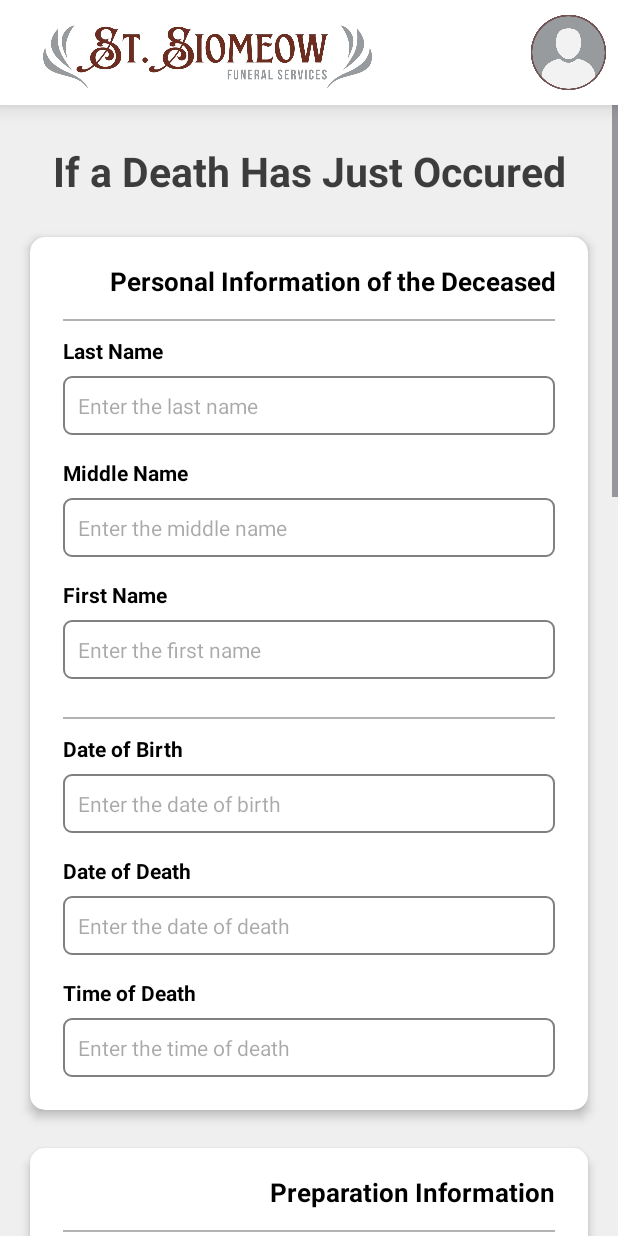
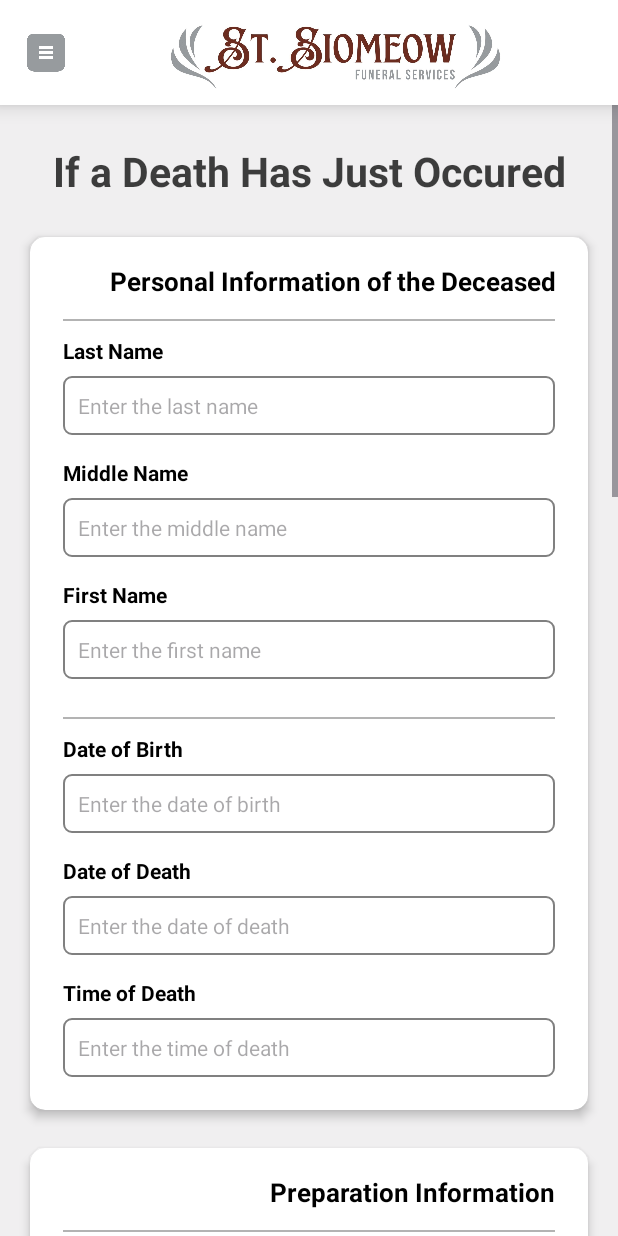
Before and after one commit to ShunMeizz/copyyMobDev, an Android app: the ImmediateNeedForm screen opened directly, with no data from a screen before it, on a phone screen of 412 x 824 dp. Run offline under Robolectric (Android 15) with nearby library versions, the phone set to English and light mode, and no system bars; Roboto replaces fonts that are not available here.

Commit message:
updated -jake

```diff
--- a/app/src/main/res/layout/activity_immediate_need_form.xml
+++ b/app/src/main/res/layout/activity_immediate_need_form.xml
@@ -48,13 +48,6 @@
                     android:layout_height="wrap_content"
                     android:layout_weight="1"
                     app:srcCompat="@drawable/siomeow_header" />
-
-                <ImageView
-                    android:id="@+id/imageView2"
-                    android:layout_width="wrap_content"
-                    android:layout_height="wrap_content"
-                    android:layout_weight="1"
-                    app:srcCompat="@drawable/userprofile" />
 
             </LinearLayout>
 
```
